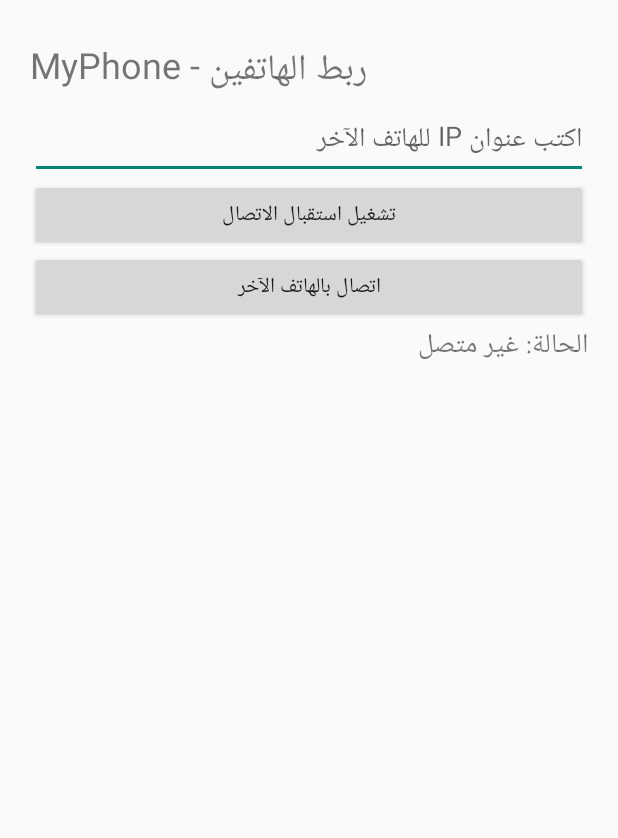
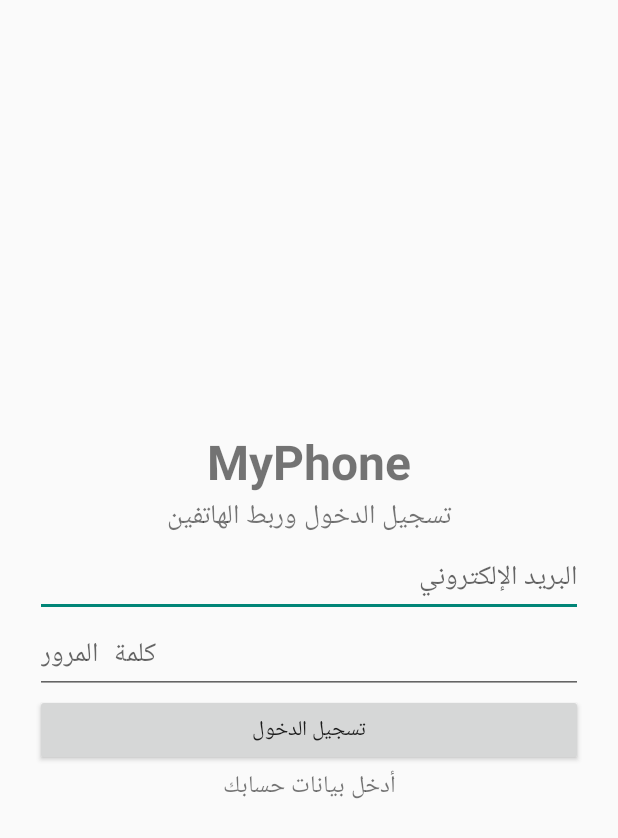
Before and after one commit to mshroylm-maker/MyPhone, an Android app: the screen it shows after launch (MainActivity), on a phone screen of 412 x 824 dp. Shown: the top 838 px of the screen. Run offline under Robolectric (Android 15) with nearby library versions, the phone set to English and light mode, and no system bars; our stand-ins replace Firebase (no records; nobody signed in at launch, a user with empty details on screens opened directly).

Commit message:
Update MainActivity.kt

```diff
--- a/app/src/main/java/com/myphone/app/MainActivity.kt
+++ b/app/src/main/java/com/myphone/app/MainActivity.kt
@@ -3,102 +3,140 @@ package com.myphone.app
 
 import android.app.Activity
 import android.os.Bundle
+import android.graphics.Typeface
+import android.text.InputType
+import android.view.Gravity
 import android.widget.*
-import java.net.ServerSocket
-import java.net.Socket
-import kotlin.concurrent.thread
+import com.google.firebase.auth.FirebaseAuth
 
 class MainActivity : Activity() {
 
-    private val port = 8989
-    private var serverSocket: ServerSocket? = null
+    private lateinit var auth: FirebaseAuth
+    private lateinit var status: TextView
+    private lateinit var email: EditText
+    private lateinit var password: EditText
 
     override fun onCreate(savedInstanceState: Bundle?) {
         super.onCreate(savedInstanceState)
 
+        auth = FirebaseAuth.getInstance()
+
         val layout = LinearLayout(this).apply {
             orientation = LinearLayout.VERTICAL
-            setPadding(30, 40, 30, 30)
+            gravity = Gravity.CENTER
+            setPadding(35, 35, 35, 35)
         }
 
         val title = TextView(this).apply {
-            text = "MyPhone - ربط الهاتفين"
-            textSize = 24f
+            text = "MyPhone"
+            textSize = 32f
+            setTypeface(null, Typeface.BOLD)
+            gravity = Gravity.CENTER
         }
 
-        val ipInput = EditText(this).apply {
-            hint = "اكتب عنوان IP للهاتف الآخر"
-            inputType =  textInputType()
+        val subtitle = TextView(this).apply {
+            text = "تسجيل الدخول وربط الهاتفين"
+            textSize = 18f
+            gravity = Gravity.CENTER
         }
 
-        val status = TextView(this).apply {
-            text = "الحالة: غير متصل"
-            textSize = 18f
+        email = EditText(this).apply {
+            hint = "البريد الإلكتروني"
+            inputType = InputType.TYPE_CLASS_TEXT or
+                    InputType.TYPE_TEXT_VARIATION_EMAIL_ADDRESS
         }
 
-        val connect = Button(this).apply {
-            text = "اتصال بالهاتف الآخر"
-            setOnClickListener {
-                val ip = ipInput.text.toString().trim()
-                if (ip.isEmpty()) {
-                    status.text = "اكتب عنوان IP أولاً"
-                } else {
-                    thread {
-                        try {
-                            Socket(ip, port).use {
-                                runOnUiThread {
-                                    status.text = "تم الاتصال بنجاح"
+        password = EditText(this).apply {
+            hint = "كلمة المرور"
+            inputType = InputType.TYPE_CLASS_TEXT or
+                    InputType.TYPE_TEXT_VARIATION_PASSWORD
         }
+
+        val login = Button(this).apply {
+            text = "تسجيل الدخول"
+            setOnClickListener { loginUser() }
         }
-                        } catch (e: Exception) {
-                            runOnUiThread {
-                                status.text = "فشل الاتصال: ${e.message}"
+
+        status = TextView(this).apply {
+            text = "أدخل بيانات حسابك"
+            textSize = 16f
+            gravity = Gravity.CENTER
         }
-                        }
-                    }
-                }
+
+        layout.addView(title)
+        layout.addView(subtitle)
+        layout.addView(email)
+        layout.addView(password)
+        layout.addView(login)
+        layout.addView(status)
+
+        setContentView(layout)
+
+        if (auth.currentUser != null) {
+            showLoggedIn()
         }
     }
 
-        val start = Button(this).apply {
-            text = "تشغيل استقبال الاتصال"
-            setOnClickListener {
-                thread {
-                    try {
-                        serverSocket = ServerSocket(port)
-                        runOnUiThread {
-                            status.text = "الهاتف جاهز لاستقبال الاتصال"
+    private fun loginUser() {
+        val mail = email.text.toString().trim()
+        val pass = password.text.toString()
+
+        if (mail.isEmpty() || pass.isEmpty()) {
+            status.text = "أدخل البريد وكلمة المرور"
+            return
         }
-                        while (!serverSocket!!.isClosed) {
-                            serverSocket!!.accept().use {
-                                runOnUiThread {
-                                    status.text = "تم اتصال الهاتف الآخر"
+
+        status.text = "جارٍ تسجيل الدخول..."
+
+        auth.signInWithEmailAndPassword(mail, pass)
+            .addOnSuccessListener {
+                showLoggedIn()
+            }
+            .addOnFailureListener {
+                status.text = "فشل الدخول: ${it.localizedMessage}"
             }
     }
+
+    private fun showLoggedIn() {
+        val user = auth.currentUser ?: return
+
+        val layout = LinearLayout(this).apply {
+            orientation = LinearLayout.VERTICAL
+            gravity = Gravity.CENTER
+            setPadding(30, 30, 30, 30)
         }
-                    } catch (e: Exception) {
-                        runOnUiThread {
-                            status.text = "توقف الاستقبال: ${e.message}"
+
+        val title = TextView(this).apply {
+            text = "تم تسجيل الدخول بنجاح"
+            textSize = 23f
+            gravity = Gravity.CENTER
         }
+
+        val account = TextView(this).apply {
+            text = "الحساب: ${user.email}"
+            textSize = 16f
+            gravity = Gravity.CENTER
         }
+
+        val next = TextView(this).apply {
+            text = "سيتم إعداد ربط الهاتفين في الخطوة التالية"
+            textSize = 17f
+            gravity = Gravity.CENTER
         }
+
+        val logout = Button(this).apply {
+            text = "تسجيل الخروج"
+            setOnClickListener {
+                auth.signOut()
+                recreate()
             }
         }
 
         layout.addView(title)
-        layout.addView(ipInput)
-        layout.addView(start)
-        layout.addView(connect)
-        layout.addView(status)
+        layout.addView(account)
+        layout.addView(next)
+        layout.addView(logout)
 
         setContentView(layout)
     }
-
-    private fun textInputType(): Int =
-        android.text.InputType.TYPE_CLASS_TEXT
-
-    override fun onDestroy() {
-        serverSocket?.close()
-        super.onDestroy()
 }
-}
```
Lines whose indentation alone changed are shown as unchanged.
